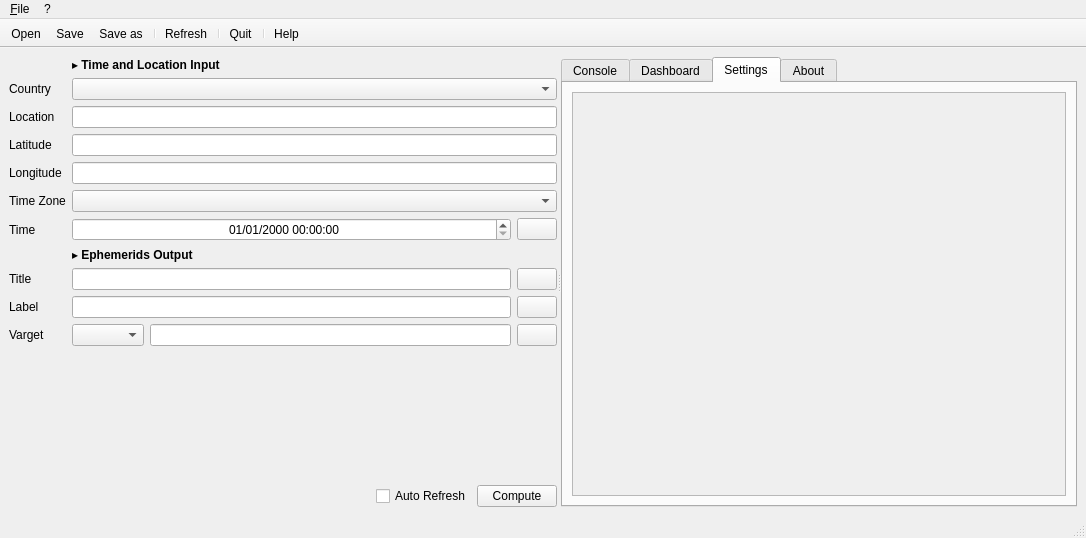
This is MainWindow.ui in jplozf/ephemeeus as Qt 5 draws it before an edit. The edited form follows.
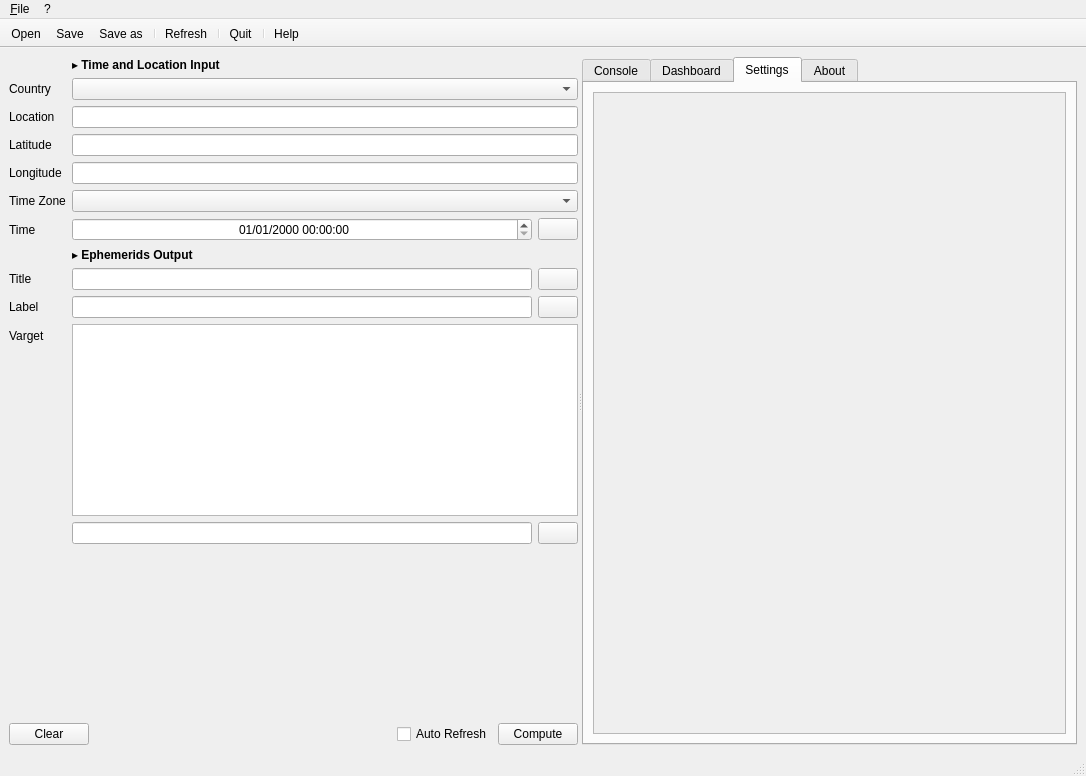
This is the edited form. The open tabs and pages were chosen to show the change. Icons and pictures are not drawn.

Commit message: Added some vargets and enhanced UI

```diff
--- a/MainWindow.ui
+++ b/MainWindow.ui
@@ -7,7 +7,7 @@
     <x>0</x>
     <y>0</y>
     <width>1086</width>
-    <height>538</height>
+    <height>776</height>
    </rect>
   </property>
   <property name="windowTitle">
@@ -24,6 +24,18 @@
        <layout class="QVBoxLayout" name="verticalLayout_2">
         <item>
          <layout class="QFormLayout" name="formLayout_2">
+          <item row="0" column="1">
+           <widget class="QLabel" name="label_8">
+            <property name="font">
+             <font>
+              <bold>true</bold>
+             </font>
+            </property>
+            <property name="text">
+             <string>▸ Time and Location Input</string>
+            </property>
+           </widget>
+          </item>
           <item row="1" column="0">
            <widget class="QLabel" name="label_6">
             <property name="text">
@@ -142,46 +154,6 @@
             </item>
            </layout>
           </item>
-          <item row="10" column="0">
-           <widget class="QLabel" name="label_7">
-            <property name="text">
-             <string>Varget</string>
-            </property>
-           </widget>
-          </item>
-          <item row="10" column="1">
-           <layout class="QHBoxLayout" name="horizontalLayout_10">
-            <item>
-             <widget class="QComboBox" name="cbxVargets"/>
-            </item>
-            <item>
-             <widget class="QLineEdit" name="txtVargetLabel"/>
-            </item>
-            <item>
-             <widget class="QPushButton" name="btnAddVarget">
-              <property name="text">
-               <string/>
-              </property>
-              <property name="icon">
-               <iconset resource="ephemeeus.qrc">
-                <normaloff>:/16x16/Plus.png</normaloff>:/16x16/Plus.png</iconset>
-              </property>
-             </widget>
-            </item>
-           </layout>
-          </item>
-          <item row="0" column="1">
-           <widget class="QLabel" name="label_8">
-            <property name="font">
-             <font>
-              <bold>true</bold>
-             </font>
-            </property>
-            <property name="text">
-             <string>▸ Time and Location Input</string>
-            </property>
-           </widget>
-          </item>
           <item row="7" column="1">
            <widget class="QLabel" name="label_9">
             <property name="font">
@@ -244,21 +216,45 @@
             </item>
            </layout>
           </item>
+          <item row="10" column="0">
+           <widget class="QLabel" name="label_7">
+            <property name="text">
+             <string>Varget</string>
+            </property>
+           </widget>
+          </item>
+          <item row="12" column="1">
+           <layout class="QHBoxLayout" name="horizontalLayout_10">
+            <item>
+             <widget class="QLineEdit" name="txtVargetLabel"/>
+            </item>
+            <item>
+             <widget class="QPushButton" name="btnAddVarget">
+              <property name="text">
+               <string/>
+              </property>
+              <property name="icon">
+               <iconset resource="ephemeeus.qrc">
+                <normaloff>:/16x16/Plus.png</normaloff>:/16x16/Plus.png</iconset>
+              </property>
+             </widget>
+            </item>
+           </layout>
+          </item>
+          <item row="10" column="1">
+           <widget class="QTreeWidget" name="trwVargets">
+            <property name="headerHidden">
+             <bool>true</bool>
+            </property>
+            <column>
+             <property name="text">
+              <string notr="true">1</string>
+             </property>
+            </column>
+           </widget>
+          </item>
          </layout>
         </item>
-        <item>
-         <spacer name="verticalSpacer">
-          <property name="orientation">
-           <enum>Qt::Vertical</enum>
-          </property>
-          <property name="sizeHint" stdset="0">
-           <size>
-            <width>20</width>
-            <height>40</height>
-           </size>
-          </property>
-         </spacer>
-        </item>
         <item>
          <spacer name="verticalSpacer_2">
           <property name="orientation">
@@ -277,6 +273,17 @@
           <item>
            <layout class="QVBoxLayout" name="verticalLayout"/>
           </item>
+          <item>
+           <widget class="QPushButton" name="btnClearVarboard">
+            <property name="text">
+             <string>Clear</string>
+            </property>
+            <property name="icon">
+             <iconset resource="ephemeeus.qrc">
+              <normaloff>:/16x16/Recycle.png</normaloff>:/16x16/Recycle.png</iconset>
+            </property>
+           </widget>
+          </item>
           <item>
            <spacer name="horizontalSpacer_2">
             <property name="orientation">
@@ -429,7 +436,7 @@
               <rect>
                <x>0</x>
                <y>0</y>
-               <width>487</width>
+               <width>464</width>
                <height>68</height>
               </rect>
              </property>
@@ -468,8 +475,8 @@
              <rect>
               <x>0</x>
               <y>0</y>
-              <width>487</width>
-              <height>386</height>
+              <width>464</width>
+              <height>624</height>
              </rect>
             </property>
            </widget>
@@ -584,7 +591,7 @@
   <action name="actionOpen">
    <property name="icon">
     <iconset resource="ephemeeus.qrc">
-     <normaloff>:/16x16/Document Text.png</normaloff>:/16x16/Document Text.png</iconset>
+     <normaloff>:/16x16/Folder.png</normaloff>:/16x16/Folder.png</iconset>
    </property>
    <property name="text">
     <string>&amp;Open</string>
```
The commit also changes 38 other files.
